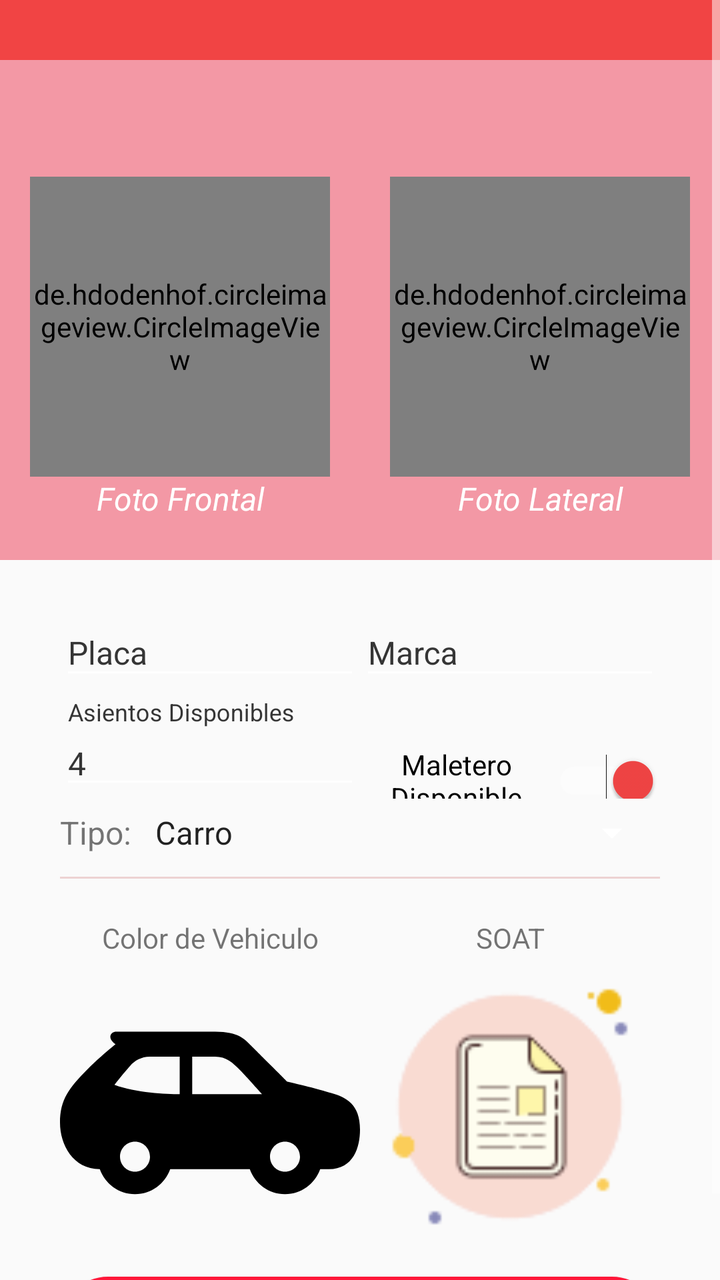
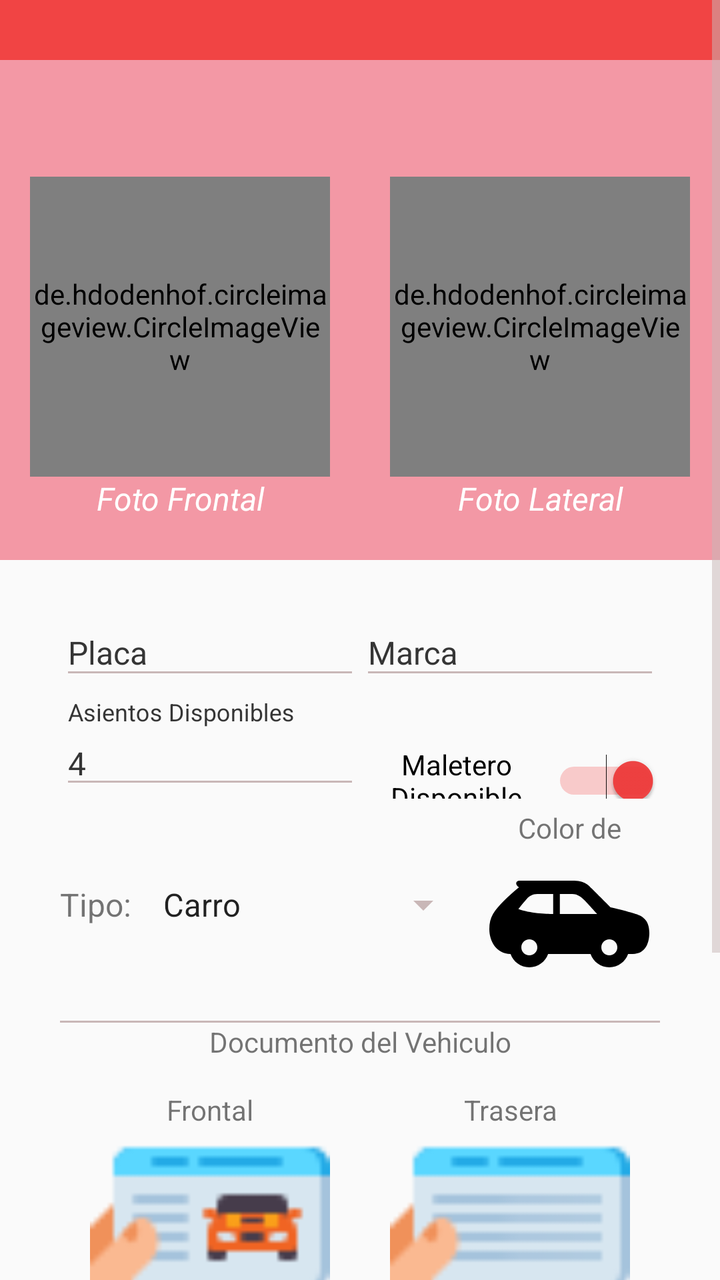

An Android layout rendered at two revisions. The XML below is the earlier revision; the diff shows what the commit changed to produce the second picture.
<!-- AndroidManifest.xml: application theme Theme.ToonsConductor -->
<!-- res/layout/activity_add_car.xml -->
<?xml version="1.0" encoding="utf-8"?>
<androidx.constraintlayout.widget.ConstraintLayout xmlns:android="http://schemas.android.com/apk/res/android"
    xmlns:app="http://schemas.android.com/apk/res-auto"
    xmlns:tools="http://schemas.android.com/tools"
    android:layout_width="match_parent"
    android:layout_height="match_parent"
    tools:context=".activitys.profileActivity.ProfileActivity">

    <com.google.android.material.appbar.AppBarLayout
        android:layout_width="match_parent"
        android:layout_height="wrap_content">
        <androidx.appcompat.widget.Toolbar
            android:id="@+id/toolbar"
            android:layout_width="match_parent"
            android:layout_height="wrap_content" />
    </com.google.android.material.appbar.AppBarLayout>
    <ScrollView
        android:layout_width="match_parent"
        android:layout_height="match_parent">
        <LinearLayout
            android:layout_width="match_parent"
            android:layout_height="match_parent"
            android:orientation="vertical">
            <FrameLayout
                android:layout_width="match_parent"
                android:layout_marginTop="30dp"
                android:layout_height="250dp">

                <View
                    android:layout_width="match_parent"
                    android:layout_height="match_parent"
                    android:background="@color/red_claro" />

                <LinearLayout
                    android:layout_width="match_parent"
                    android:layout_height="match_parent"
                    android:layout_marginBottom="20dp"
                    android:gravity="bottom"
                    android:layout_gravity="bottom"
                    android:orientation="horizontal">

                    <LinearLayout
                        android:layout_width="wrap_content"
                        android:layout_height="wrap_content"
                        android:layout_weight="1"
                        android:orientation="vertical">

                        <de.hdodenhof.circleimageview.CircleImageView
                            android:id="@+id/circleImageFotoFrontal"
                            android:layout_width="150dp"
                            android:layout_height="150dp"
                            android:src="@drawable/baseline_directions_car_24"
                            app:civ_border_width="3dp"
                            app:civ_border_color="@color/white"
                            android:layout_gravity="bottom|center"
                            />

                        <TextView
                            android:id="@+id/textViewEmail"
                            android:layout_width="match_parent"
                            android:layout_height="wrap_content"
                            android:text="Foto Frontal"
                            android:textColor="@color/white"
                            android:layout_gravity="bottom"
                            android:gravity="center"
                            android:textStyle="italic"
                            android:textSize="16sp" />
                    </LinearLayout>

                    <LinearLayout
                        android:layout_width="wrap_content"
                        android:layout_height="wrap_content"
                        android:layout_weight="1"
                        android:orientation="vertical">

                        <de.hdodenhof.circleimageview.CircleImageView
                            android:id="@+id/circleImageFotoLateral"
                            android:layout_width="150dp"
                            android:layout_height="150dp"
                            android:src="@drawable/ic_paralel_car_write"
                            app:civ_border_width="3dp"
                            app:civ_border_color="@color/white"
                            android:layout_gravity="bottom|center"
                            />

                        <TextView
                            android:layout_width="match_parent"
                            android:layout_height="wrap_content"
                            android:text="Foto Lateral"
                            android:textColor="@color/white"
                            android:layout_gravity="bottom"
                            android:gravity="center"
                            android:textStyle="italic"
                            android:textSize="16sp" />
                    </LinearLayout>

                </LinearLayout>

            </FrameLayout>

            <LinearLayout
                android:layout_width="match_parent"
                android:layout_height="match_parent"
                android:orientation="vertical"
                app:layout_behavior="@string/appbar_scrolling_view_behavior">

                <LinearLayout
                    android:layout_width="match_parent"
                    android:layout_height="wrap_content"
                    android:layout_marginLeft="30dp"
                    android:layout_marginRight="30dp"
                    android:layout_marginTop="15dp"
                    android:orientation="horizontal">


                    <com.google.android.material.textfield.TextInputLayout
                        android:layout_width="wrap_content"
                        android:layout_height="wrap_content"
                        style="@style/EditTextGrey"
                        android:layout_weight="2"
                        app:hintTextColor="@color/grey_dark"
                        app:startIconTint="@color/grey_dark">

                        <com.google.android.material.textfield.TextInputEditText
                            android:id="@+id/textFieldPlaca"
                            android:layout_width="match_parent"
                            android:layout_height="wrap_content"
                            android:hint="Placa"
                            android:textColorHint="@color/grey_dark"
                            android:inputType="textCapWords"
                            android:textSize="16sp"
                            android:textColor="@color/grey_dark" />


                    </com.google.android.material.textfield.TextInputLayout>

                    <com.google.android.material.textfield.TextInputLayout
                        android:layout_width="wrap_content"
                        android:layout_height="wrap_content"
                        style="@style/EditTextGrey"
                        android:layout_weight="2"
                        app:hintTextColor="@color/grey_dark"
                        app:startIconTint="@color/grey_dark">

                        <com.google.android.material.textfield.TextInputEditText
                            android:id="@+id/textFielMarca"
                            android:layout_width="match_parent"
                            android:layout_height="wrap_content"
                            android:hint="Marca"
                            android:textColorHint="@color/grey_dark"
                            android:inputType="textCapWords"
                            android:textSize="16sp"
                            android:textColor="@color/grey_dark" />
                    </com.google.android.material.textfield.TextInputLayout>

                </LinearLayout>

                <LinearLayout
                    android:layout_width="match_parent"
                    android:layout_height="wrap_content"
                    android:layout_marginLeft="30dp"
                    android:layout_marginRight="30dp"
                    android:layout_marginTop="5dp"
                    android:orientation="horizontal">



                    <com.google.android.material.textfield.TextInputLayout
                        android:layout_width="150dp"
                        android:layout_height="wrap_content"
                        style="@style/EditTextGrey"
                        app:hintTextColor="@color/grey_dark"
                        app:startIconTint="@color/grey_dark">

                        <com.google.android.material.textfield.TextInputEditText
                            android:id="@+id/textFielAsisentos"
                            android:layout_width="match_parent"
                            android:layout_height="wrap_content"
                            android:hint="Asientos Disponibles"
                            android:textColorHint="@color/grey_dark"
                            android:inputType="number"
                            android:text="4"
                            android:textSize="16sp"
                            android:textColor="@color/grey_dark" />
                    </com.google.android.material.textfield.TextInputLayout>


                    <Switch
                        android:id="@+id/switchMaletero"
                        android:checked="true"
                        android:layout_weight="1"
                        android:gravity="center"
                        android:layout_width="wrap_content"
                        android:layout_height="wrap_content"
                        android:thumbTint="@color/colorThumb"
                        android:text="Maletero Disponible" />

                </LinearLayout>


             <LinearLayout
                 android:layout_width="match_parent"
                 android:layout_height="wrap_content"
                 android:layout_marginLeft="30dp"
                 android:layout_marginRight="30dp"
                 android:layout_marginTop="5dp"
                 android:orientation="horizontal">

                 <TextView
                     android:layout_width="wrap_content"
                     android:layout_height="wrap_content"
                     android:text="Tipo: "
                     android:layout_gravity="center"
                     android:gravity="center"
                     android:textSize="16sp" />

                 <Spinner
                     android:id="@+id/spinner"
                     android:layout_weight="1"
                     android:layout_width="wrap_content"
                     android:entries="@array/tipoVehiculos"
                     android:layout_height="wrap_content" />
             </LinearLayout>

                <View
                    android:layout_width="match_parent"
                    android:layout_height="1dp"
                    android:background="@color/grey"
                    android:layout_marginTop="10dp"
                    android:layout_marginLeft="30dp"
                    android:layout_marginRight="30dp"
                    android:layout_marginBottom="15dp"/>

                <LinearLayout
                    android:layout_width="match_parent"
                    android:layout_height="match_parent"
                    android:layout_marginTop="5dp"
                    android:layout_marginLeft="30dp"
                    android:layout_marginRight="30dp"
                    android:orientation="horizontal">

                    <LinearLayout
                        android:layout_width="wrap_content"
                        android:layout_height="wrap_content"
                        android:layout_weight="1"
                        android:orientation="vertical">

                        <TextView

                            android:gravity="center"
                            android:layout_width="match_parent"
                            android:layout_height="wrap_content"
                            android:text="@string/ColorVehiculo" />

                        <ImageView
                            android:layout_gravity="center"
                            android:id="@+id/imageView_car_color"
                            android:layout_width="150dp"
                            android:layout_height="150dp"
                            app:srcCompat="@drawable/ic_paralel_car" />
                    </LinearLayout>

                    <LinearLayout
                        android:layout_width="wrap_content"
                        android:layout_height="wrap_content"
                        android:layout_weight="1"
                        android:orientation="vertical">

                        <TextView
                            android:layout_gravity="center"
                            android:gravity="center"

                            android:layout_width="match_parent"
                            android:layout_height="wrap_content"
                            android:text="SOAT" />

                        <ImageView
                            android:id="@+id/imageView_document_SOAT"
                            android:layout_gravity="center"
                            android:layout_width="150dp"
                            android:layout_height="150dp"
                            app:srcCompat="@drawable/ic_document" />
                    </LinearLayout>


                </LinearLayout>

            </LinearLayout>

            <Button
                android:id="@+id/btnUpdate"
                android:layout_width="match_parent"
                android:layout_height="wrap_content"
                android:layout_marginRight="30dp"
                android:layout_marginLeft="30dp"
                android:text="nuevo vehiculo"
                android:layout_marginTop="10dp"
                android:background="@drawable/rounded_button"
                android:textColor="@color/white" />

        </LinearLayout>


    </ScrollView>



</androidx.constraintlayout.widget.ConstraintLayout>
<!-- resources referenced by this layout -->
<resources>
  <array name="tipoVehiculos">
          <item>Carro</item>
          <item>Moto</item>
          <item>Camioneta</item>
          <item>Bus</item>
      </array>
  <color name="colorThumb">#EEF13737</color>
  <color name="grey">#EDD2D2</color>
  <color name="grey_dark">#353535</color>
  <color name="red_claro">#F398A5</color>
  <color name="white">#FFFFFFFF</color>
  <!-- drawable baseline_directions_car_24 (drawable) -->
  <vector android:height="24dp" android:tint="#FFFFFF"
      android:viewportHeight="24" android:viewportWidth="24"
      android:width="24dp" xmlns:android="http://schemas.android.com/apk/res/android">
      <path android:fillColor="@android:color/white" android:pathData="M18.92,6.01C18.72,5.42 18.16,5 17.5,5h-11c-0.66,0 -1.21,0.42 -1.42,1.01L3,12v8c0,0.55 0.45,1 1,1h1c0.55,0 1,-0.45 1,-1v-1h12v1c0,0.55 0.45,1 1,1h1c0.55,0 1,-0.45 1,-1v-8l-2.08,-5.99zM6.5,16c-0.83,0 -1.5,-0.67 -1.5,-1.5S5.67,13 6.5,13s1.5,0.67 1.5,1.5S7.33,16 6.5,16zM17.5,16c-0.83,0 -1.5,-0.67 -1.5,-1.5s0.67,-1.5 1.5,-1.5 1.5,0.67 1.5,1.5 -0.67,1.5 -1.5,1.5zM5,11l1.5,-4.5h11L19,11L5,11z"/>
  </vector>
  <!-- drawable ic_document: png bitmap (drawable, 3103 bytes) -->
  <!-- drawable rounded_button (drawable) -->
  <?xml version="1.0" encoding="utf-8"?>
  <shape
      xmlns:android="http://schemas.android.com/apk/res/android">
  
      <corners android:radius="50dp" />
      <solid android:color="@color/red" />
  
  </shape>
  <string name="ColorVehiculo">Color de Vehiculo</string>
  <style name="EditTextGrey" parent="TextAppearance.AppCompat">
          <item name="colorControlNormal">@color/grey_dark</item>
          <item name="colorControlActivated">@color/grey_dark</item>
          <item name="colorControlHighlight">@color/grey_dark</item>
          <item name="android:textColorHint">@color/grey_dark</item>
          <item name="colorAccent">@color/grey_dark</item>
          <item name="android:textColorPrimary">@color/grey_dark</item>
          <item name="colorSecondary">@color/grey_dark</item>
          <item name="colorOnPrimary">@color/grey_dark</item>
      </style>
  <style name="Theme.ToonsConductor" parent="Base.Theme.ToonsConductor" />
  <color name="red">#FF1739</color>
  <style name="Base.Theme.ToonsConductor" parent="Theme.AppCompat.Light.NoActionBar">
          
          <item name="colorPrimary">@color/rojo</item>
          <item name="colorPrimaryVariant">@color/white</item>
          <item name="colorOnPrimary">@color/white</item>
          
          <item name="colorSecondary">@color/black</item>
          <item name="colorSecondaryVariant">@color/rojo</item>
          <item name="colorOnSecondary">@color/black</item>
  
          <item name="android:statusBarColor">?attr/colorPrimary</item>
          <item name="colorControlNormal">@color/white</item>
          <item name="colorControlActivated">@color/white</item>
          <item name="colorControlHighlight">@color/white</item>
          <item name="android:textColorHint">@color/white</item>
          <item name="android:progressBarStyle">@style/CustomProgressBar</item>
  
      </style>
  <color name="rojo">#EEF13737</color>
  <color name="black">#FF000000</color>
  <style name="CustomProgressBar" parent="@android:style/Widget.ProgressBar">
          <item name="android:backgroundTint">@color/red</item>
      </style>
  <!-- unchanged entries left out for length: 2 -->
</resources>

<!-- the commit's change to res/layout/activity_add_car.xml (unified diff, before → after) -->
@@ -4,6 +4,7 @@
     xmlns:tools="http://schemas.android.com/tools"
     android:layout_width="match_parent"
     android:layout_height="match_parent"
+
     tools:context=".activitys.profileActivity.ProfileActivity">
 
     <com.google.android.material.appbar.AppBarLayout
@@ -192,7 +193,6 @@
                         android:gravity="center"
                         android:layout_width="wrap_content"
                         android:layout_height="wrap_content"
-                        android:thumbTint="@color/colorThumb"
                         android:text="Maletero Disponible" />
 
                 </LinearLayout>
@@ -215,11 +215,35 @@
                      android:textSize="16sp" />
 
                  <Spinner
+
+                     android:layout_gravity="center"
                      android:id="@+id/spinner"
                      android:layout_weight="1"
+                     android:layout_margin="4dp"
                      android:layout_width="wrap_content"
                      android:entries="@array/tipoVehiculos"
                      android:layout_height="wrap_content" />
+
+                 <LinearLayout
+                     android:layout_width="wrap_content"
+                     android:layout_height="wrap_content"
+                     android:layout_weight="0.5"
+                     android:orientation="vertical">
+
+                     <TextView
+
+                         android:layout_width="match_parent"
+                         android:layout_height="16dp"
+                         android:gravity="center"
+                         android:text="@string/ColorVehiculo" />
+
+                     <ImageView
+                         android:layout_gravity="center"
+                         android:id="@+id/imageView_car_color"
+                         android:layout_width="80dp"
+                         android:layout_height="80dp"
+                         app:srcCompat="@drawable/ic_paralel_car" />
+                 </LinearLayout>
              </LinearLayout>
 
                 <View
@@ -228,6 +252,74 @@
                     android:background="@color/grey"
                     android:layout_marginTop="10dp"
                     android:layout_marginLeft="30dp"
+                    android:layout_marginRight="30dp" />
+
+                <TextView
+                    android:gravity="center"
+                    android:layout_width="match_parent"
+                    android:layout_height="wrap_content"
+                    android:text="@string/Documento"
+                    android:layout_marginBottom="15dp"/>
+
+                <LinearLayout
+                    android:layout_width="match_parent"
+                    android:layout_height="match_parent"
+                    android:layout_marginLeft="30dp"
+                    android:layout_marginRight="30dp"
+                    android:orientation="horizontal">
+
+                    <LinearLayout
+                        android:layout_width="wrap_content"
+                        android:layout_height="wrap_content"
+                        android:layout_weight="1"
+                        android:orientation="vertical">
+
+                        <TextView
+
+                            android:gravity="center"
+                            android:layout_width="match_parent"
+                            android:layout_height="wrap_content"
+                            android:text="@string/frontal" />
+
+                        <ImageView
+
+                            android:layout_gravity="center"
+                            android:id="@+id/imageView_documentoVehiculo_fontal"
+                            android:layout_width="120dp"
+                            android:layout_height="120dp"
+                            app:srcCompat="@drawable/ic_documento_vehiculo_frontal" />
+                    </LinearLayout>
+
+                    <LinearLayout
+                        android:layout_width="wrap_content"
+                        android:layout_height="wrap_content"
+                        android:layout_weight="1"
+                        android:orientation="vertical">
+
+                        <TextView
+                            android:layout_gravity="center"
+                            android:gravity="center"
+
+                            android:layout_width="match_parent"
+                            android:layout_height="wrap_content"
+                            android:text="@string/trasera" />
+
+                        <ImageView
+                            android:id="@+id/imageView_documentoVehiculo_trasero"
+                            android:layout_gravity="center"
+                            android:layout_width="120dp"
+                            android:layout_height="120dp"
+                            app:srcCompat="@drawable/ic_documento_vehiculo_trasera" />
+                    </LinearLayout>
+
+                </LinearLayout>
+
+                <View
+                    android:layout_width="match_parent"
+                    android:layout_height="1dp"
+                    android:background="@color/grey"
+                    android:layout_marginTop="10dp"
+                    android:layout_marginLeft="30dp"
                     android:layout_marginRight="30dp"
                     android:layout_marginBottom="15dp"/>
 
@@ -238,49 +330,35 @@
                     android:layout_marginLeft="30dp"
                     android:layout_marginRight="30dp"
                     android:orientation="horizontal">
-
-                    <LinearLayout
-                        android:layout_width="wrap_content"
-                        android:layout_height="wrap_content"
-                        android:layout_weight="1"
-                        android:orientation="vertical">
-
-                        <TextView
-
-                            android:gravity="center"
-                            android:layout_width="match_parent"
-                            android:layout_height="wrap_content"
-                            android:text="@string/ColorVehiculo" />
-
-                        <ImageView
-                            android:layout_gravity="center"
-                            android:id="@+id/imageView_car_color"
-                            android:layout_width="150dp"
-                            android:layout_height="150dp"
-                            app:srcCompat="@drawable/ic_paralel_car" />
-                    </LinearLayout>
-
-                    <LinearLayout
-                        android:layout_width="wrap_content"
-                        android:layout_height="wrap_content"
-                        android:layout_weight="1"
-                        android:orientation="vertical">
-
-                        <TextView
-                            android:layout_gravity="center"
-                            android:gravity="center"
-
-                            android:layout_width="match_parent"
-                            android:layout_height="wrap_content"
-                            android:text="SOAT" />
-
-                        <ImageView
-                            android:id="@+id/imageView_document_SOAT"
-                            android:layout_gravity="center"
-                            android:layout_width="150dp"
-                            android:layout_height="150dp"
-                            app:srcCompat="@drawable/ic_document" />
-                    </LinearLayout>
+                    <LinearLayout
+                        android:layout_width="wrap_content"
+                        android:layout_height="wrap_content"
+                        android:layout_weight="1"
+                        android:orientation="vertical">
+
+                        <TextView
+                            android:layout_width="match_parent"
+                            android:layout_height="wrap_content"
+                            android:text="Yo declaro que tengo vigente para este vehiculo:" />
+
+                        <CheckBox
+                            android:id="@+id/checkBox_tecnomecanica"
+                            android:layout_width="wrap_content"
+                            android:layout_height="wrap_content"
+                            android:layout_weight="1"
+                            android:text="Revisión Tecnomecánica" />
+
+                        <CheckBox
+                            android:id="@+id/checkBox_soat"
+                            android:layout_width="wrap_content"
+                            android:layout_height="wrap_content"
+                            android:layout_weight="1"
+                            android:text="Seguro Obligatorio de Accidentes de Transito (SOAT)" />
+
+                    </LinearLayout>
+
+
+
 
 
                 </LinearLayout>
<!-- resource entries referenced after the edit -->
@@ -6,8 +6,7 @@
           <item>Camioneta</item>
           <item>Bus</item>
       </array>
-  <color name="colorThumb">#EEF13737</color>
-  <color name="grey">#EDD2D2</color>
+  <color name="grey">#C9B7B7</color>
   <color name="grey_dark">#353535</color>
   <color name="red_claro">#F398A5</color>
   <color name="white">#FFFFFFFF</color>
@@ -17,7 +16,8 @@
       android:width="24dp" xmlns:android="http://schemas.android.com/apk/res/android">
       <path android:fillColor="@android:color/white" android:pathData="M18.92,6.01C18.72,5.42 18.16,5 17.5,5h-11c-0.66,0 -1.21,0.42 -1.42,1.01L3,12v8c0,0.55 0.45,1 1,1h1c0.55,0 1,-0.45 1,-1v-1h12v1c0,0.55 0.45,1 1,1h1c0.55,0 1,-0.45 1,-1v-8l-2.08,-5.99zM6.5,16c-0.83,0 -1.5,-0.67 -1.5,-1.5S5.67,13 6.5,13s1.5,0.67 1.5,1.5S7.33,16 6.5,16zM17.5,16c-0.83,0 -1.5,-0.67 -1.5,-1.5s0.67,-1.5 1.5,-1.5 1.5,0.67 1.5,1.5 -0.67,1.5 -1.5,1.5zM5,11l1.5,-4.5h11L19,11L5,11z"/>
   </vector>
-  <!-- drawable ic_document: png bitmap (drawable, 3103 bytes) -->
+  <!-- drawable ic_documento_vehiculo_frontal: png bitmap (drawable, 1352 bytes) -->
+  <!-- drawable ic_documento_vehiculo_trasera: png bitmap (drawable, 997 bytes) -->
   <!-- drawable rounded_button (drawable) -->
   <?xml version="1.0" encoding="utf-8"?>
   <shape
@@ -28,6 +28,9 @@
   
   </shape>
   <string name="ColorVehiculo">Color de Vehiculo</string>
+  <string name="Documento">Documento del Vehiculo</string>
+  <string name="frontal">Frontal</string>
+  <string name="trasera">Trasera</string>
   <style name="EditTextGrey" parent="TextAppearance.AppCompat">
           <item name="colorControlNormal">@color/grey_dark</item>
           <item name="colorControlActivated">@color/grey_dark</item>
@@ -51,8 +54,8 @@
           <item name="colorOnSecondary">@color/black</item>
   
           <item name="android:statusBarColor">?attr/colorPrimary</item>
-          <item name="colorControlNormal">@color/white</item>
-          <item name="colorControlActivated">@color/white</item>
+          <item name="colorControlNormal">@color/grey</item>
+          <item name="colorControlActivated">@color/rojo</item>
           <item name="colorControlHighlight">@color/white</item>
           <item name="android:textColorHint">@color/white</item>
           <item name="android:progressBarStyle">@style/CustomProgressBar</item>
